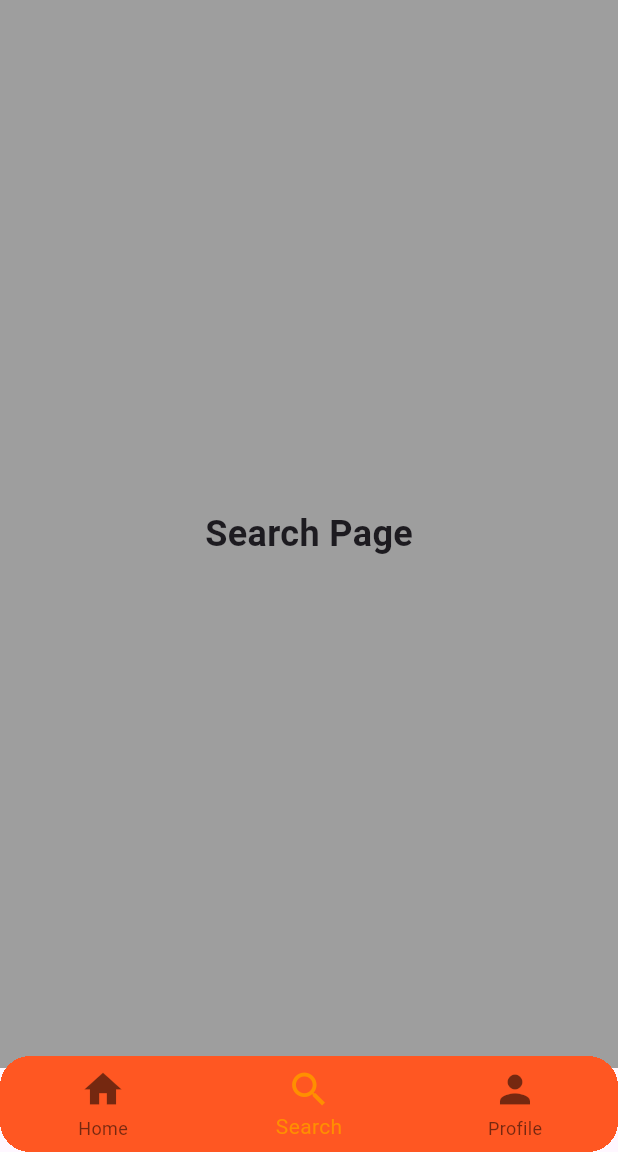
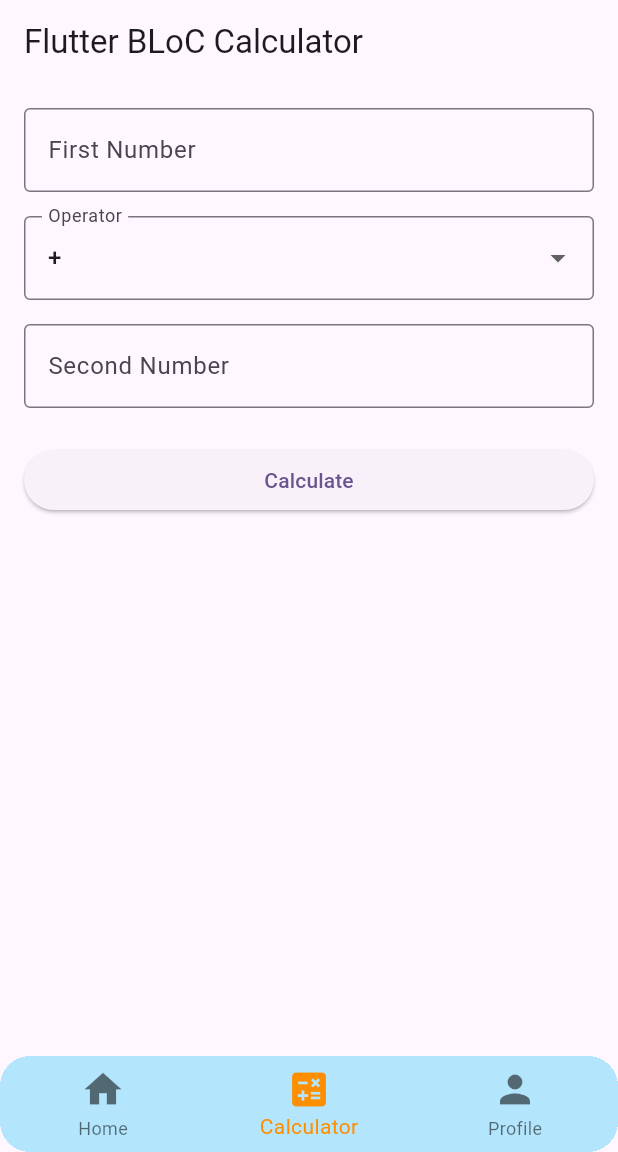
Before and after one commit to d-bhakta/test_ci_cd, a Flutter app: the screen it shows after launch, item 2 of the bottom bar chosen, on a phone screen of 412 x 824 dp, the part 84-1236 px from its top. Run offline on Flutter 3.47's test engine with Material 3 defaults, Android fonts, the phone set to English and light mode, and no system bars; our stand-ins replace dio, equatable, flutter_bloc; network calls fail.

Commit message:
add posts, calculator

```diff
--- a/lib/main_screen.dart
+++ b/lib/main_screen.dart
@@ -1,6 +1,8 @@
 // This is the stateful widget that will hold our main page content and the navigation bar.
 import 'package:flutter/material.dart';
 import 'package:flutter/services.dart';
+import 'package:test_ci_cd/user/calculator/calculator.dart';
+import 'package:test_ci_cd/user/user.dart';
 
 class MainPage extends StatefulWidget {
   const MainPage({super.key});
@@ -15,8 +17,8 @@ class _MainPageState extends State<MainPage> {
 
   // This is a list of the pages (widgets) we want to display for each tab.
   static const List<Widget> _widgetOptions = <Widget>[
-    HomePage(),
-    SearchPage(),
+    UsersPage(),
+    CalculatorPage(),
     ProfilePage(),
   ];
 
@@ -51,7 +53,7 @@ class _MainPageState extends State<MainPage> {
               borderRadius: BorderRadius.circular(20),
               clipBehavior: Clip.hardEdge,
               child: BottomNavigationBar(
-                backgroundColor: Colors.deepOrange,
+                backgroundColor: Colors.lightBlue.shade100,
                 iconSize: 30,
                 // The list of items (tabs) to display.
                 items: const <BottomNavigationBarItem>[
@@ -60,8 +62,8 @@ class _MainPageState extends State<MainPage> {
                     label: 'Home',
                   ),
                   BottomNavigationBarItem(
-                    icon: Icon(Icons.search),
-                    label: 'Search',
+                    icon: Icon(Icons.calculate),
+                    label: 'Calculator',
                   ),
                   BottomNavigationBarItem(
                     icon: Icon(Icons.person),
--- /dev/null
+++ b/lib/user/calculator/calculator.dart
@@ -0,0 +1,128 @@
+// lib/calculator/view/calculator_page.dart
+
+import 'package:flutter/material.dart';
+import 'package:flutter_bloc/flutter_bloc.dart';
+
+import 'calculatorBloc/calculator_bloc.dart';
+// Update with your app name
+
+class CalculatorPage extends StatelessWidget {
+  const CalculatorPage({super.key});
+
+  @override
+  Widget build(BuildContext context) {
+    return BlocProvider(
+      create: (_) => CalculatorBloc(),
+      child: const CalculatorView(),
+    );
+  }
+}
+
+class CalculatorView extends StatelessWidget {
+  const CalculatorView({super.key});
+
+  @override
+  Widget build(BuildContext context) {
+    return Scaffold(
+      resizeToAvoidBottomInset: true,
+      appBar: AppBar(title: const Text('Flutter BLoC Calculator')),
+      body: BlocBuilder<CalculatorBloc, CalculatorState>(
+        builder: (context, state) {
+          return SingleChildScrollView(
+            child: Padding(
+              padding: const EdgeInsets.all(16.0),
+              child: Column(
+                mainAxisAlignment: MainAxisAlignment.center,
+                crossAxisAlignment: CrossAxisAlignment.stretch,
+                children: [
+                  // First Number Input
+                  TextField(
+                    decoration: const InputDecoration(
+                      labelText: 'First Number',
+                      border: OutlineInputBorder(),
+                    ),
+                    keyboardType: TextInputType.number,
+                    onChanged: (value) {
+                      context.read<CalculatorBloc>().add(Number1Changed(value));
+                    },
+                  ),
+                  const SizedBox(height: 16),
+
+                  // Operator Dropdown
+                  _OperatorDropdown(),
+                  const SizedBox(height: 16),
+
+                  // Second Number Input
+                  TextField(
+                    decoration: const InputDecoration(
+                      labelText: 'Second Number',
+                      border: OutlineInputBorder(),
+                    ),
+                    keyboardType: TextInputType.number,
+                    onChanged: (value) {
+                      context.read<CalculatorBloc>().add(Number2Changed(value));
+                    },
+                  ),
+                  const SizedBox(height: 24),
+
+                  // Calculate Button
+                  ElevatedButton(
+                    onPressed: () {
+                      context.read<CalculatorBloc>().add(
+                        const CalculatePressed(),
+                      );
+                    },
+                    child: const Text('Calculate'),
+                  ),
+                  const SizedBox(height: 24),
+
+                  // Result Display
+                  if (state.errorMessage != null &&
+                      state.errorMessage!.isNotEmpty)
+                    Text(
+                      'Error: ${state.errorMessage}',
+                      style: const TextStyle(color: Colors.red, fontSize: 20),
+                      textAlign: TextAlign.center,
+                    )
+                  else if (state.result != null)
+                    Text(
+                      'Result: ${state.result}',
+                      style: Theme.of(context).textTheme.headlineMedium,
+                      textAlign: TextAlign.center,
+                    ),
+                ],
+              ),
+            ),
+          );
+        },
+      ),
+    );
+  }
+}
+
+class _OperatorDropdown extends StatelessWidget {
+  final List<String> operators = const ['+', '-', '*', '/'];
+
+  @override
+  Widget build(BuildContext context) {
+    final selectedOperator = context.select(
+      (CalculatorBloc bloc) => bloc.state.operator,
+    );
+
+    return DropdownButtonFormField<String>(
+      value: selectedOperator,
+      decoration: const InputDecoration(
+        labelText: 'Operator',
+        border: OutlineInputBorder(),
+      ),
+      items: operators.map((String value) {
+        return DropdownMenuItem<String>(value: value, child: Text(value));
+      }).toList(),
+      onChanged: (newValue) {
+        if (newValue != null) {
+          context.read<CalculatorBloc>().add(OperatorChanged(newValue));
+        }
+      },
+    );
+  }
+}
--- /dev/null
+++ b/lib/user/calculator/calculatorBloc/calculator_event.dart
@@ -0,0 +1,43 @@
+part of 'calculator_bloc.dart';
+
+abstract class CalculatorEvent extends Equatable {
+  const CalculatorEvent();
+
+  @override
+  List<Object> get props => [];
+}
+
+/// Event for when the first number input changes.
+class Number1Changed extends CalculatorEvent {
+  const Number1Changed(this.number1);
+
+  final String number1;
+
+  @override
+  List<Object> get props => [number1];
+}
+
+/// Event for when the second number input changes.
+class Number2Changed extends CalculatorEvent {
+  const Number2Changed(this.number2);
+
+  final String number2;
+
+  @override
+  List<Object> get props => [number2];
+}
+
+/// Event for when the operator is changed.
+class OperatorChanged extends CalculatorEvent {
+  const OperatorChanged(this.operator);
+
+  final String operator;
+
+  @override
+  List<Object> get props => [operator];
+}
+
+/// Event for when the calculate button is pressed.
+class CalculatePressed extends CalculatorEvent {
+  const CalculatePressed();
+}
--- /dev/null
+++ b/lib/user/calculator/calculatorBloc/calculator_state.dart
@@ -0,0 +1,39 @@
+// lib/calculator/bloc/calculator_state.dart
+
+part of 'calculator_bloc.dart';
+
+class CalculatorState extends Equatable {
+  const CalculatorState({
+    this.number1 = '',
+    this.number2 = '',
+    this.operator = '+',
+    this.result,
+    this.errorMessage,
+  });
+
+  final String number1;
+  final String number2;
+  final String operator;
+  final double? result;
+  final String? errorMessage;
+
+  CalculatorState copyWith({
+    String? number1,
+    String? number2,
+    String? operator,
+    double? result,
+    String? errorMessage,
+    bool clearResult = false, // Helper to clear the result explicitly
+  }) {
+    return CalculatorState(
+      number1: number1 ?? this.number1,
+      number2: number2 ?? this.number2,
+      operator: operator ?? this.operator,
+      result: clearResult ? null : result ?? this.result,
+      errorMessage: errorMessage,
+    );
+  }
+
+  @override
+  List<Object?> get props => [number1, number2, operator, result, errorMessage];
+}
--- /dev/null
+++ b/lib/user/userBloc/users_event.dart
@@ -0,0 +1,6 @@
+part of 'users_bloc.dart';
+
+@immutable
+sealed class UsersEvent {}
+
+final class FetchUsers extends UsersEvent {}
--- a/pubspec.yaml
+++ b/pubspec.yaml
@@ -1,4 +1,4 @@
-name: test_navigation
+name: test_ci_cd
 description: "A new Flutter project."
 # The following line prevents the package from being accidentally published to
 # pub.dev using `flutter pub publish`. This is preferred for private packages.
@@ -34,6 +34,9 @@ dependencies:
   # The following adds the Cupertino Icons font to your application.
   # Use with the CupertinoIcons class for iOS style icons.
   cupertino_icons: ^1.0.8
+  flutter_bloc: ^9.1.1
+  dio: ^5.9.0
+  equatable: ^2.0.7
 
 dev_dependencies:
   flutter_test:
```
Also changed, not shown: lib/main.dart (+3 -87 lines), lib/service/base.dart (added, +14 -0 lines), lib/service/users_service.dart (added, +23 -0 lines), lib/user/calculator/calculatorBloc/calculator_bloc.dart (added, +84 -0 lines), lib/user/user.dart (added, +67 -0 lines), lib/user/userBloc/users_bloc.dart (added, +36 -0 lines), lib/user/userBloc/users_state.dart (added, +20 -0 lines), lib/user/user_model.dart (added, +14 -0 lines), pubspec.lock, 2 other files.
